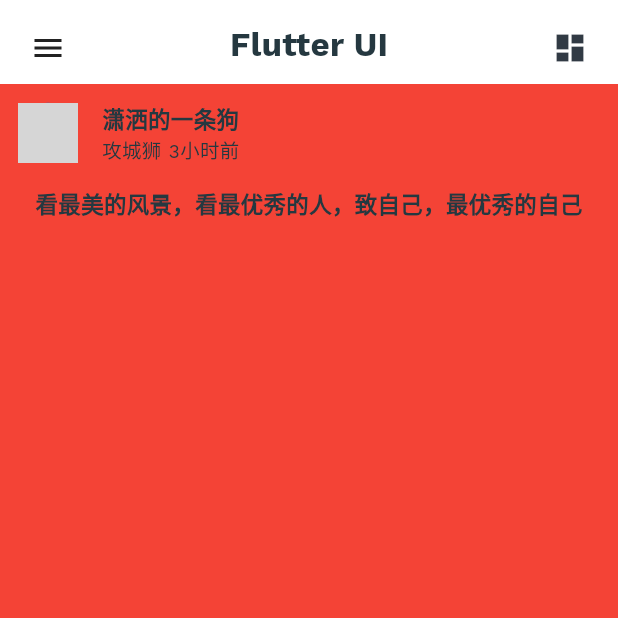
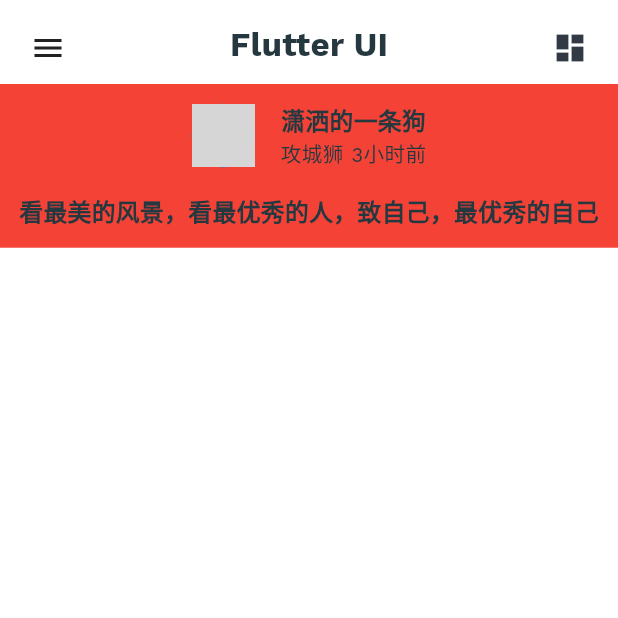
Before and after one commit to silianpan/lavie, a Flutter app: the screen it shows after launch, on a phone screen of 412 x 824 dp, the top half of it. Run offline on Flutter 3.47's test engine with Material 2 defaults, Android fonts, the phone set to English and light mode, and no system bars; our stand-ins replace font_awesome_flutter, smooth_star_rating; network calls fail; grey boxes are pictures that could not be loaded.

Commit message:
FittedBox：fit container

```diff
--- a/lib/widgets/idea_card.dart
+++ b/lib/widgets/idea_card.dart
@@ -3,7 +3,10 @@ import 'package:flutter/material.dart';
 class IdeaCard extends StatelessWidget {
   @override
   Widget build(BuildContext context) {
-    return Container(
+    return FittedBox(
+      alignment: Alignment.topCenter,
+      fit: BoxFit.contain,
+      child: Container(
         alignment: Alignment.topCenter,
         padding: EdgeInsets.all(12.0),
         color: Colors.red,
@@ -71,6 +74,7 @@ class IdeaCard extends StatelessWidget {
             // ),
           ],
         ),
+      ),
     );
   }
 }
```
Lines whose indentation alone changed are shown as unchanged.
